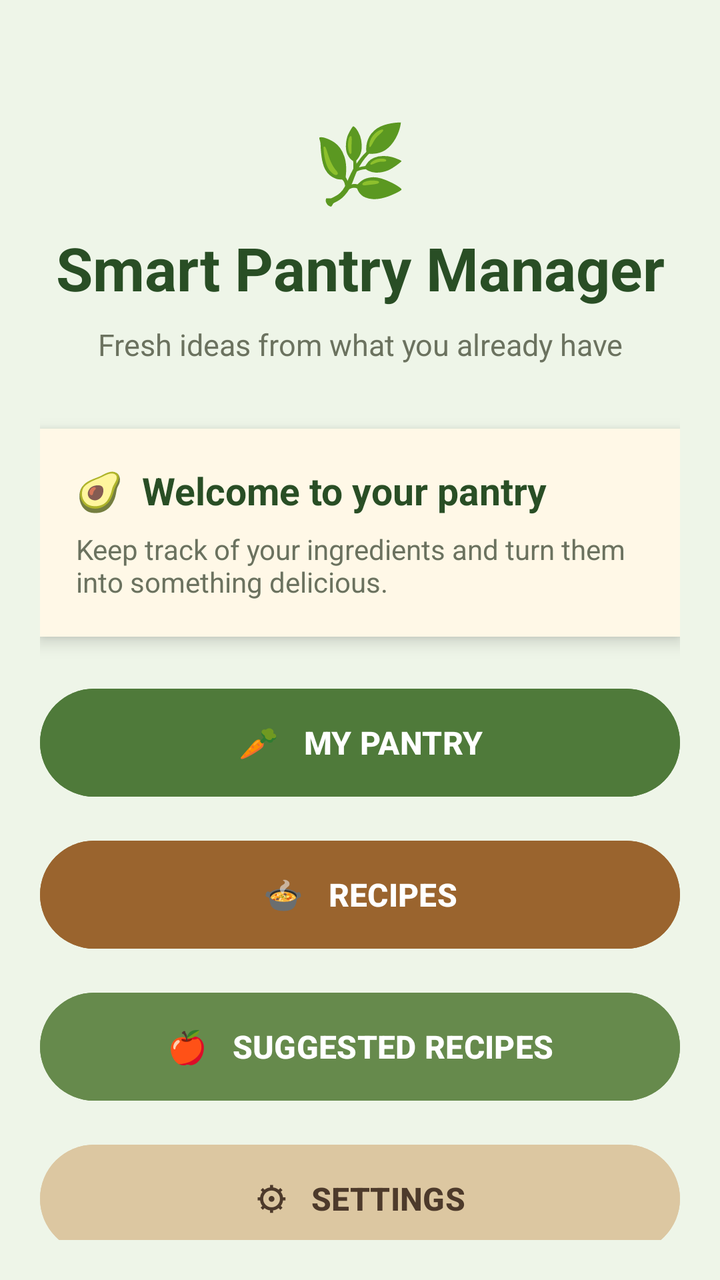
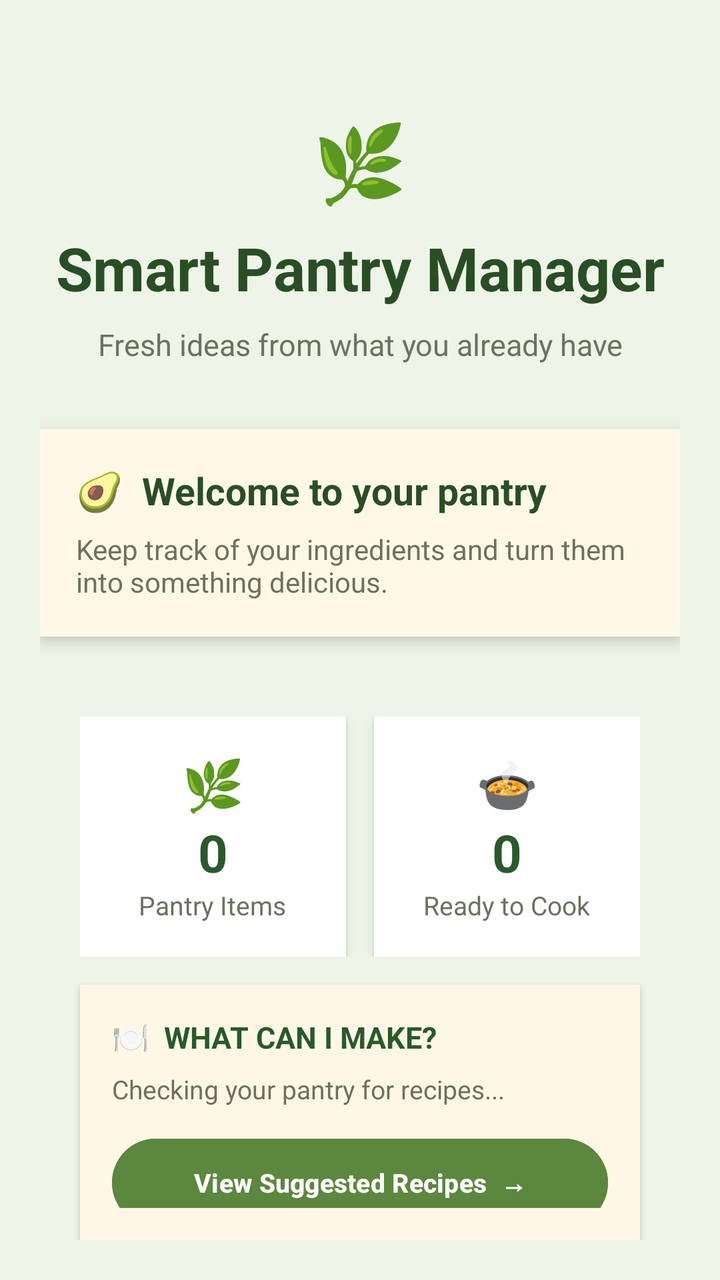

Compare the two renders of this Android layout. The source of the first and the diff that turns it into the second are given below.
<!-- AndroidManifest.xml: application theme Theme.SmartPantryManager -->
<!-- res/layout/activity_main.xml -->
<?xml version="1.0" encoding="utf-8"?>
<LinearLayout xmlns:android="http://schemas.android.com/apk/res/android"
    android:id="@+id/main"
    android:layout_width="match_parent"
    android:layout_height="match_parent"
    android:orientation="vertical"
    android:background="#EEF5E8"
    android:padding="20dp">

    
    <TextView
        android:layout_width="match_parent"
        android:layout_height="wrap_content"
        android:text="🌿"
        android:textSize="38sp"
        android:gravity="center"
        android:layout_marginTop="35dp"
        android:layout_marginBottom="8dp" />

    <TextView
        android:layout_width="match_parent"
        android:layout_height="wrap_content"
        android:text="Smart Pantry Manager"
        android:textSize="30sp"
        android:textStyle="bold"
        android:textColor="#294E25"
        android:gravity="center"
        android:layout_marginBottom="8dp" />

    <TextView
        android:layout_width="match_parent"
        android:layout_height="wrap_content"
        android:text="Fresh ideas from what you already have"
        android:textSize="15sp"
        android:textColor="#6B725F"
        android:gravity="center"
        android:layout_marginBottom="32dp" />

    
    <LinearLayout
        android:layout_width="match_parent"
        android:layout_height="wrap_content"
        android:orientation="vertical"
        android:background="#FFF8E7"
        android:elevation="5dp"
        android:padding="18dp"
        android:layout_marginBottom="22dp">

        <TextView
            android:layout_width="match_parent"
            android:layout_height="wrap_content"
            android:text="🥑  Welcome to your pantry"
            android:textSize="19sp"
            android:textStyle="bold"
            android:textColor="#294E25"
            android:layout_marginBottom="7dp" />

        <TextView
            android:layout_width="match_parent"
            android:layout_height="wrap_content"
            android:text="Keep track of your ingredients and turn them into something delicious."
            android:textSize="14sp"
            android:textColor="#6B725F" />

    </LinearLayout>

    
    <Button
        android:id="@+id/btnMyPantry"
        android:layout_width="match_parent"
        android:layout_height="62dp"
        android:text="🥕   MY PANTRY"
        android:textSize="16sp"
        android:textStyle="bold"
        android:textColor="#FFFFFF"
        android:backgroundTint="#4F7A3A"
        android:elevation="6dp"
        android:layout_marginBottom="14dp" />

    
    <Button
        android:id="@+id/btnRecipes"
        android:layout_width="match_parent"
        android:layout_height="62dp"
        android:text="🍲   RECIPES"
        android:textSize="16sp"
        android:textStyle="bold"
        android:textColor="#FFFFFF"
        android:backgroundTint="#9A642E"
        android:elevation="6dp"
        android:layout_marginBottom="14dp" />

    
    <Button
        android:id="@+id/btnSuggestedRecipes"
        android:layout_width="match_parent"
        android:layout_height="62dp"
        android:text="🍎   SUGGESTED RECIPES"
        android:textSize="16sp"
        android:textStyle="bold"
        android:textColor="#FFFFFF"
        android:backgroundTint="#668A4C"
        android:elevation="6dp"
        android:layout_marginBottom="14dp" />

    
    <Button
        android:id="@+id/btnSettings"
        android:layout_width="match_parent"
        android:layout_height="62dp"
        android:text="⚙   SETTINGS"
        android:textSize="16sp"
        android:textStyle="bold"
        android:textColor="#4D3A2B"
        android:backgroundTint="#DCC7A1"
        android:elevation="6dp" />

    
    <Space
        android:layout_width="match_parent"
        android:layout_height="0dp"
        android:layout_weight="1" />

    <TextView
        android:layout_width="match_parent"
        android:layout_height="wrap_content"
        android:text="🌱  Plan • Cook • Waste Less"
        android:textSize="13sp"
        android:textStyle="bold"
        android:textColor="#668A4C"
        android:gravity="center"
        android:layout_marginBottom="15dp" />

</LinearLayout>
<!-- resources referenced by this layout -->
<resources>
  <style name="Theme.SmartPantryManager" parent="Base.Theme.SmartPantryManager" />
  <style name="Base.Theme.SmartPantryManager" parent="Theme.Material3.DayNight.NoActionBar">
          
          
      </style>
</resources>

<!-- the commit's change to res/layout/activity_main.xml (unified diff, before → after) -->
@@ -65,55 +65,131 @@
     </LinearLayout>
 
     
-    <Button
-        android:id="@+id/btnMyPantry"
-        android:layout_width="match_parent"
-        android:layout_height="62dp"
-        android:text="🥕   MY PANTRY"
-        android:textSize="16sp"
-        android:textStyle="bold"
-        android:textColor="#FFFFFF"
-        android:backgroundTint="#4F7A3A"
-        android:elevation="6dp"
-        android:layout_marginBottom="14dp" />
-
-    
-    <Button
-        android:id="@+id/btnRecipes"
-        android:layout_width="match_parent"
-        android:layout_height="62dp"
-        android:text="🍲   RECIPES"
-        android:textSize="16sp"
-        android:textStyle="bold"
-        android:textColor="#FFFFFF"
-        android:backgroundTint="#9A642E"
-        android:elevation="6dp"
-        android:layout_marginBottom="14dp" />
-
-    
-    <Button
-        android:id="@+id/btnSuggestedRecipes"
-        android:layout_width="match_parent"
-        android:layout_height="62dp"
-        android:text="🍎   SUGGESTED RECIPES"
-        android:textSize="16sp"
-        android:textStyle="bold"
-        android:textColor="#FFFFFF"
-        android:backgroundTint="#668A4C"
-        android:elevation="6dp"
-        android:layout_marginBottom="14dp" />
-
-    
-    <Button
-        android:id="@+id/btnSettings"
-        android:layout_width="match_parent"
-        android:layout_height="62dp"
-        android:text="⚙   SETTINGS"
-        android:textSize="16sp"
-        android:textStyle="bold"
-        android:textColor="#4D3A2B"
-        android:backgroundTint="#DCC7A1"
-        android:elevation="6dp" />
+    <LinearLayout
+        android:layout_width="match_parent"
+        android:layout_height="wrap_content"
+        android:orientation="horizontal"
+        android:layout_marginStart="20dp"
+        android:layout_marginEnd="20dp"
+        android:layout_marginTop="18dp">
+
+        
+        <LinearLayout
+            android:layout_width="0dp"
+            android:layout_height="120dp"
+            android:layout_weight="1"
+            android:orientation="vertical"
+            android:gravity="center"
+            android:background="#FFFFFF"
+            android:padding="12dp"
+            android:layout_marginEnd="7dp"
+            android:elevation="3dp">
+
+            <TextView
+                android:layout_width="wrap_content"
+                android:layout_height="wrap_content"
+                android:text="🌿"
+                android:textSize="25sp" />
+
+            <TextView
+                android:id="@+id/tvPantryCount"
+                android:layout_width="wrap_content"
+                android:layout_height="wrap_content"
+                android:text="0"
+                android:textSize="26sp"
+                android:textStyle="bold"
+                android:textColor="#285A2A" />
+
+            <TextView
+                android:layout_width="wrap_content"
+                android:layout_height="wrap_content"
+                android:text="Pantry Items"
+                android:textSize="13sp"
+                android:textColor="#6B725F" />
+
+        </LinearLayout>
+
+        
+        <LinearLayout
+            android:layout_width="0dp"
+            android:layout_height="120dp"
+            android:layout_weight="1"
+            android:orientation="vertical"
+            android:gravity="center"
+            android:background="#FFFFFF"
+            android:padding="12dp"
+            android:layout_marginStart="7dp"
+            android:elevation="3dp">
+
+            <TextView
+                android:layout_width="wrap_content"
+                android:layout_height="wrap_content"
+                android:text="🍲"
+                android:textSize="25sp" />
+
+            <TextView
+                android:id="@+id/tvReadyCount"
+                android:layout_width="wrap_content"
+                android:layout_height="wrap_content"
+                android:text="0"
+                android:textSize="26sp"
+                android:textStyle="bold"
+                android:textColor="#285A2A" />
+
+            <TextView
+                android:layout_width="wrap_content"
+                android:layout_height="wrap_content"
+                android:text="Ready to Cook"
+                android:textSize="13sp"
+                android:textColor="#6B725F" />
+
+        </LinearLayout>
+
+    </LinearLayout>
+
+    
+    <LinearLayout
+        android:layout_width="match_parent"
+        android:layout_height="wrap_content"
+        android:orientation="vertical"
+        android:layout_marginStart="20dp"
+        android:layout_marginEnd="20dp"
+        android:layout_marginTop="14dp"
+        android:background="#FFF7E6"
+        android:padding="16dp"
+        android:elevation="2dp">
+
+        <TextView
+            android:layout_width="match_parent"
+            android:layout_height="wrap_content"
+            android:text="🍽  WHAT CAN I MAKE?"
+            android:textSize="15sp"
+            android:textStyle="bold"
+            android:textColor="#285A2A"
+            android:layout_marginBottom="7dp" />
+
+        <TextView
+            android:id="@+id/tvReadyMessage"
+            android:layout_width="match_parent"
+            android:layout_height="wrap_content"
+            android:text="Checking your pantry for recipes..."
+            android:textSize="13sp"
+            android:textColor="#6B725F"
+            android:lineSpacingExtra="2dp"
+            android:layout_marginBottom="12dp" />
+
+        <Button
+            android:id="@+id/btnViewSuggested"
+            android:layout_width="match_parent"
+            android:layout_height="52dp"
+            android:text="View Suggested Recipes  →"
+            android:textSize="13sp"
+            android:textStyle="bold"
+            android:textColor="#FFFFFF"
+            android:textAllCaps="false"
+            android:backgroundTint="#5B873E" />
+
+    </LinearLayout>
 
     
     <Space
@@ -131,4 +207,59 @@
         android:gravity="center"
         android:layout_marginBottom="15dp" />
 
+    
+    <LinearLayout
+        android:layout_width="match_parent"
+        android:layout_height="64dp"
+        android:orientation="horizontal"
+        android:gravity="center"
+        android:background="#FFFFFF"
+        android:elevation="8dp">
+
+        <Button
+            android:id="@+id/navHome"
+            android:layout_width="0dp"
+            android:layout_height="match_parent"
+            android:layout_weight="1"
+            android:text="🏠&#10;Home"
+            android:textSize="11sp"
+            android:textColor="#285A2A"
+            android:backgroundTint="#EEF6E8"
+            android:textAllCaps="false" />
+
+        <Button
+            android:id="@+id/navPantry"
+            android:layout_width="0dp"
+            android:layout_height="match_parent"
+            android:layout_weight="1"
+            android:text="🌿&#10;Pantry"
+            android:textSize="11sp"
+            android:textColor="#285A2A"
+            android:backgroundTint="#FFFFFF"
+            android:textAllCaps="false" />
+
+        <Button
+            android:id="@+id/navRecipes"
+            android:layout_width="0dp"
+            android:layout_height="match_parent"
+            android:layout_weight="1"
+            android:text="🍲&#10;Recipes"
+            android:textSize="11sp"
+            android:textColor="#285A2A"
+            android:backgroundTint="#FFFFFF"
+            android:textAllCaps="false" />
+
+        <Button
+            android:id="@+id/navSettings"
+            android:layout_width="0dp"
+            android:layout_height="match_parent"
+            android:layout_weight="1"
+            android:text="⚙&#10;Settings"
+            android:textSize="11sp"
+            android:textColor="#285A2A"
+            android:backgroundTint="#FFFFFF"
+            android:textAllCaps="false" />
+
+    </LinearLayout>
+
 </LinearLayout>
